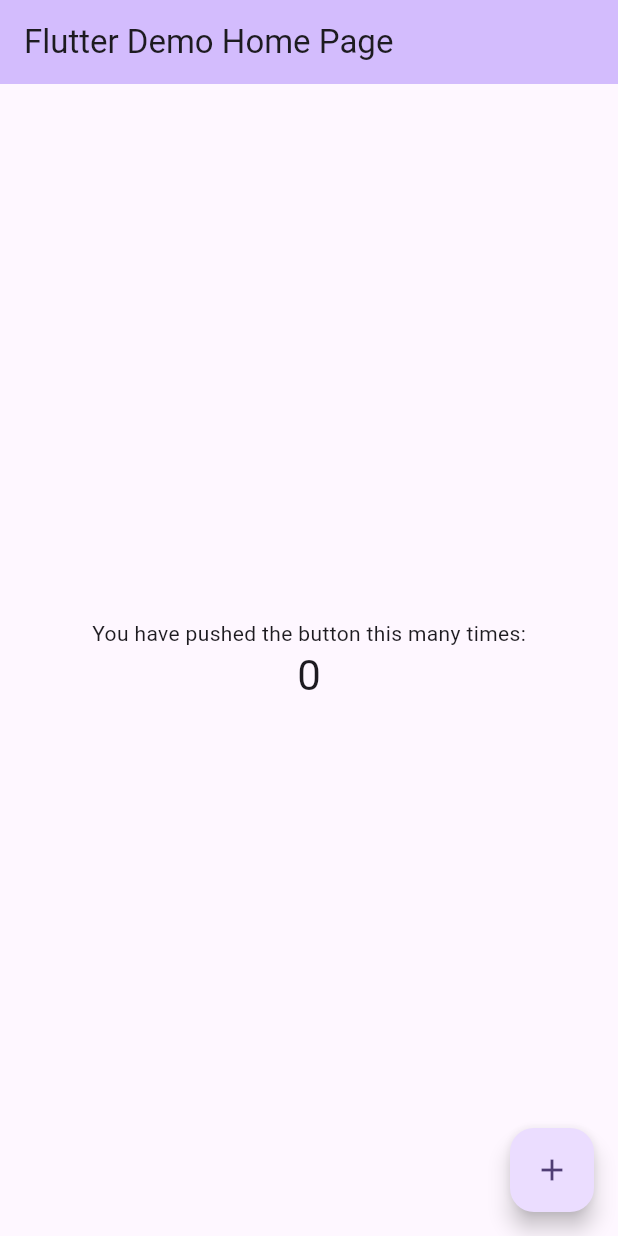
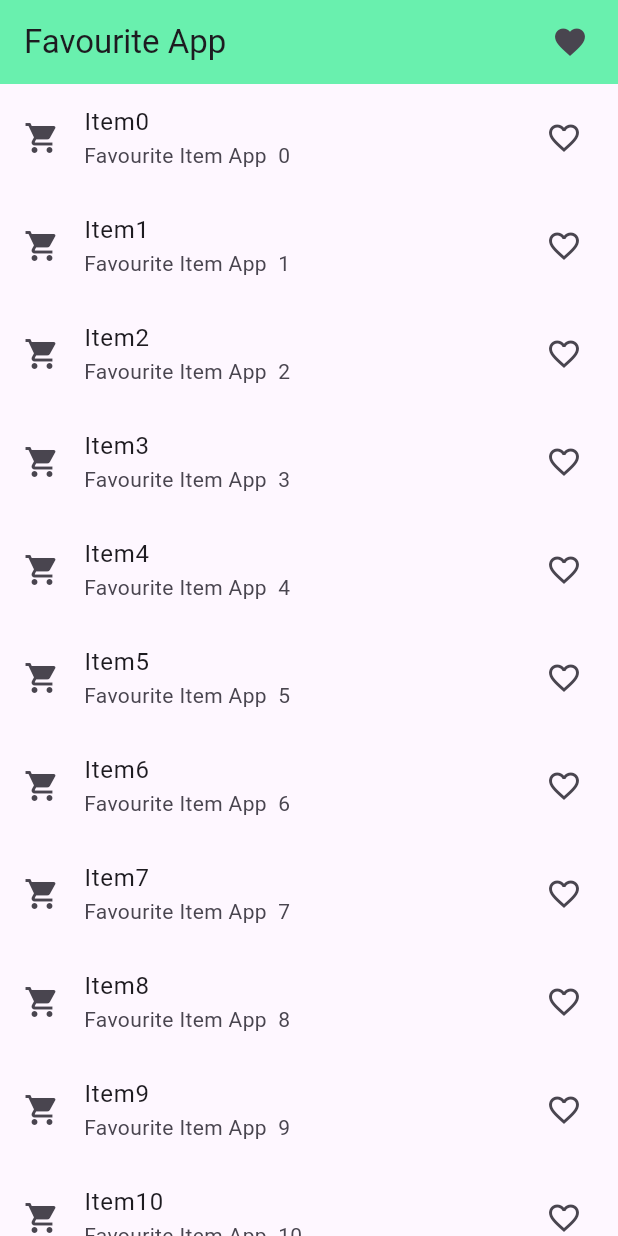
Before and after one commit to raufjd/favourite_app_with_provider, a Flutter app: the screen it shows after launch, on a phone screen of 412 x 824 dp. Run offline on Flutter 3.47's test engine with Material 3 defaults, Android fonts, the phone set to English and light mode, and no system bars.

Commit message:
Initial commit

```diff
--- a/lib/main.dart
+++ b/lib/main.dart
@@ -1,4 +1,7 @@
+import 'package:favourite_app_with_provider/provider/favourite_provider.dart';
+import 'package:favourite_app_with_provider/screen/favourite/favourite_screen.dart';
 import 'package:flutter/material.dart';
+import 'package:provider/provider.dart';
 
 void main() {
   runApp(const MyApp());
@@ -10,112 +13,14 @@ class MyApp extends StatelessWidget {
   // This widget is the root of your application.
   @override
   Widget build(BuildContext context) {
-    return MaterialApp(
-      title: 'Flutter Demo',
-      theme: ThemeData(
-        // This is the theme of your application.
-        //
-        // TRY THIS: Try running your application with "flutter run". You'll see
-        // the application has a purple toolbar. Then, without quitting the app,
-        // try changing the seedColor in the colorScheme below to Colors.green
-        // and then invoke "hot reload" (save your changes or press the "hot
-        // reload" button in a Flutter-supported IDE, or press "r" if you used
-        // the command line to start the app).
-        //
-        // Notice that the counter didn't reset back to zero; the application
-        // state is not lost during the reload. To reset the state, use hot
-        // restart instead.
-        //
-        // This works for code too, not just values: Most code changes can be
-        // tested with just a hot reload.
-        colorScheme: .fromSeed(seedColor: Colors.deepPurple),
-      ),
-      home: const MyHomePage(title: 'Flutter Demo Home Page'),
-    );
-  }
-}
+    return MultiProvider(
+        providers:[
+          ChangeNotifierProvider(create: (_) => FavouriteProvider()),
+        ] ,
+      child: MaterialApp(
+        debugShowCheckedModeBanner: false,
 
-class MyHomePage extends StatefulWidget {
-  const MyHomePage({super.key, required this.title});
-
-  // This widget is the home page of your application. It is stateful, meaning
-  // that it has a State object (defined below) that contains fields that affect
-  // how it looks.
-
-  // This class is the configuration for the state. It holds the values (in this
-  // case the title) provided by the parent (in this case the App widget) and
-  // used by the build method of the State. Fields in a Widget subclass are
-  // always marked "final".
-
-  final String title;
-
-  @override
-  State<MyHomePage> createState() => _MyHomePageState();
-}
-
-class _MyHomePageState extends State<MyHomePage> {
-  int _counter = 0;
-
-  void _incrementCounter() {
-    setState(() {
-      // This call to setState tells the Flutter framework that something has
-      // changed in this State, which causes it to rerun the build method below
-      // so that the display can reflect the updated values. If we changed
-      // _counter without calling setState(), then the build method would not be
-      // called again, and so nothing would appear to happen.
-      _counter++;
-    });
-  }
-
-  @override
-  Widget build(BuildContext context) {
-    // This method is rerun every time setState is called, for instance as done
-    // by the _incrementCounter method above.
-    //
-    // The Flutter framework has been optimized to make rerunning build methods
-    // fast, so that you can just rebuild anything that needs updating rather
-    // than having to individually change instances of widgets.
-    return Scaffold(
-      appBar: AppBar(
-        // TRY THIS: Try changing the color here to a specific color (to
-        // Colors.amber, perhaps?) and trigger a hot reload to see the AppBar
-        // change color while the other colors stay the same.
-        backgroundColor: Theme.of(context).colorScheme.inversePrimary,
-        // Here we take the value from the MyHomePage object that was created by
-        // the App.build method, and use it to set our appbar title.
-        title: Text(widget.title),
-      ),
-      body: Center(
-        // Center is a layout widget. It takes a single child and positions it
-        // in the middle of the parent.
-        child: Column(
-          // Column is also a layout widget. It takes a list of children and
-          // arranges them vertically. By default, it sizes itself to fit its
-          // children horizontally, and tries to be as tall as its parent.
-          //
-          // Column has various properties to control how it sizes itself and
-          // how it positions its children. Here we use mainAxisAlignment to
-          // center the children vertically; the main axis here is the vertical
-          // axis because Columns are vertical (the cross axis would be
-          // horizontal).
-          //
-          // TRY THIS: Invoke "debug painting" (choose the "Toggle Debug Paint"
-          // action in the IDE, or press "p" in the console), to see the
-          // wireframe for each widget.
-          mainAxisAlignment: .center,
-          children: [
-            const Text('You have pushed the button this many times:'),
-            Text(
-              '$_counter',
-              style: Theme.of(context).textTheme.headlineMedium,
-            ),
-          ],
-        ),
-      ),
-      floatingActionButton: FloatingActionButton(
-        onPressed: _incrementCounter,
-        tooltip: 'Increment',
-        child: const Icon(Icons.add),
+        home: FavouriteScreen(),
       ),
     );
   }
--- /dev/null
+++ b/lib/provider/favourite_provider.dart
@@ -0,0 +1,19 @@
+import 'package:flutter/foundation.dart';
+
+
+class FavouriteProvider  with ChangeNotifier{
+
+  List<int> _selectedItem = [];
+
+  List<int> get selectedItem => _selectedItem ;
+
+  void addItem(int value){
+    _selectedItem.add(value);
+    notifyListeners();
+  }
+
+  void removeItem(int value){
+    _selectedItem.remove(value);
+    notifyListeners();
+  }
+}
--- /dev/null
+++ b/lib/screen/favourite/favourite_screen.dart
@@ -0,0 +1,67 @@
+import 'package:favourite_app_with_provider/provider/favourite_provider.dart';
+import 'package:favourite_app_with_provider/screen/favourite/my_favourite.dart';
+import 'package:flutter/material.dart';
+import 'package:provider/provider.dart';
+class FavouriteScreen extends StatefulWidget {
+  const FavouriteScreen({super.key});
+
+  @override
+  State<FavouriteScreen> createState() => _FavouriteScreenState();
+}
+
+class _FavouriteScreenState extends State<FavouriteScreen> {
+
+  List<int> selectedItem = [];
+  @override
+  Widget build(BuildContext context) {
+    // final favouriteProvider = Provider.of<FavouriteProvider>(context);
+    print("build");
+    return  Scaffold(
+      appBar: AppBar(
+        backgroundColor: Colors.greenAccent,
+        title: Text("Favourite App"),
+        actions: [
+          InkWell(
+              onTap: (){
+                Navigator.push(context, MaterialPageRoute(
+                    builder: (context) => MyFavouriteScreen()  ));
+              },
+              child: Icon(Icons.favorite)),
+          SizedBox(
+            width: 20,
+          )
+        ],
+      ),
+      body: Column(
+        children: [
+          Expanded(
+            child: ListView.builder(
+                itemCount: 1000,
+                itemBuilder: (context , index){
+                  return Consumer<FavouriteProvider>(builder: (context , value ,child){
+                    return ListTile(
+                      leading: Icon(Icons.shopping_cart),
+                      subtitle: Text("Favourite Item App  " + index.toString()),
+                      onTap: (){
+
+                        if(value.selectedItem.contains(index)){
+                          value.removeItem(index);
+                        }else{
+                          value.addItem(index);
+                        }
+                      },
+                      title:Text("Item" +index.toString() ) ,
+                      trailing: Icon(
+                          value.selectedItem.contains(index) ? Icons.favorite :
+                          Icons.favorite_outline),
+                    );
+                  }
+                  );
+                }
+            ),
+          )
+        ],
+      ),
+    );
+  }
+}
--- a/pubspec.yaml
+++ b/pubspec.yaml
@@ -30,7 +30,7 @@ environment:
 dependencies:
   flutter:
     sdk: flutter
-
+  provider: ^6.1.5+1
   # The following adds the Cupertino Icons font to your application.
   # Use with the CupertinoIcons class for iOS style icons.
   cupertino_icons: ^1.0.8
```
Also changed, not shown: lib/screen/favourite/my_favourite.dart (added, +53 -0 lines), pubspec.lock.
